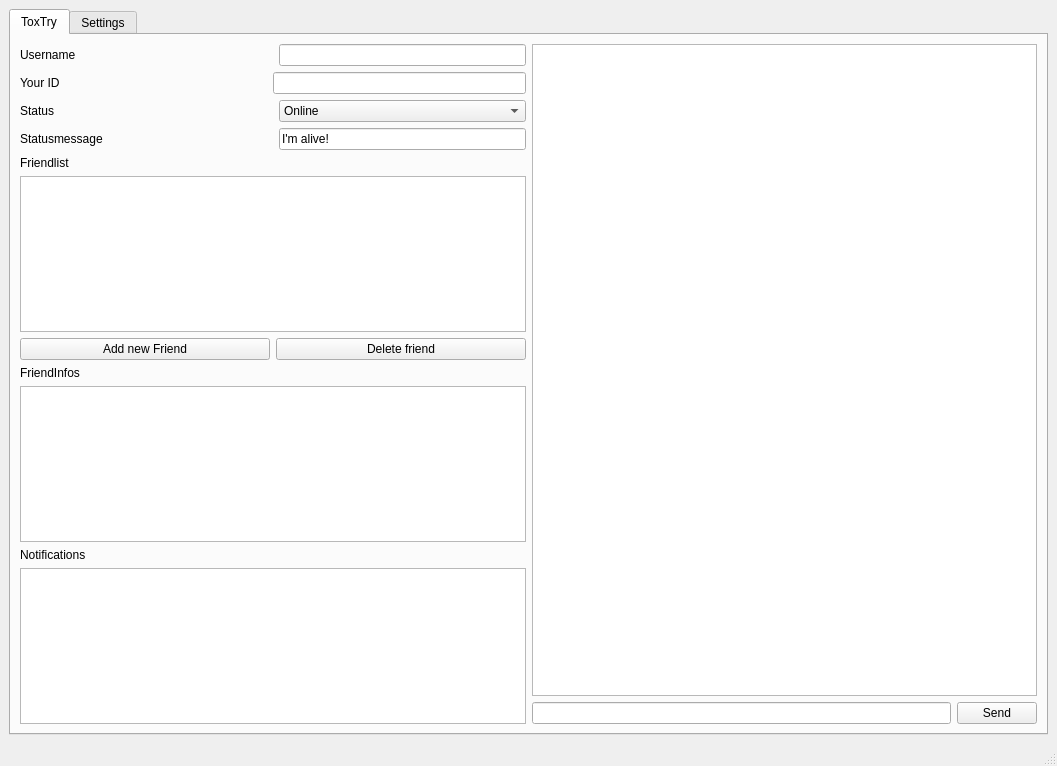
This is ui/main.ui in hersche/tryToxic as Qt 5 draws it before an edit. The edited form follows.
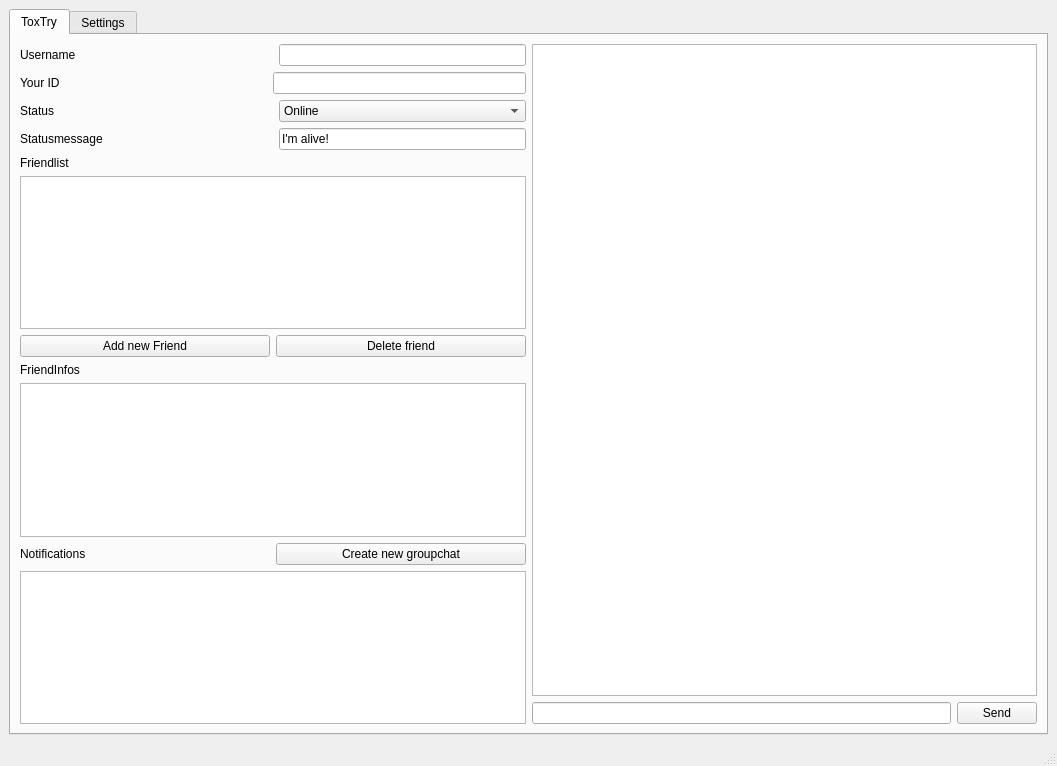
This is the edited form. Icons and pictures are not drawn.

Commit message: first context-menu and creating of groupchats initialised

The edit to the form file:
```diff
--- a/ui/main.ui
+++ b/ui/main.ui
@@ -254,6 +254,13 @@
                 </property>
                </widget>
               </item>
+              <item row="6" column="1">
+               <widget class="QPushButton" name="toxTryCreateGroupchat">
+                <property name="text">
+                 <string>Create new groupchat</string>
+                </property>
+               </widget>
+              </item>
              </layout>
             </item>
             <item>
```
The commit also changes 2 other files.
